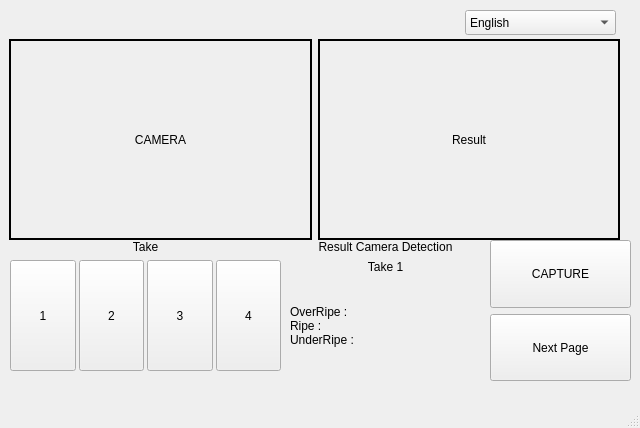
Above: code/egrekdigitalv2.ui from alldone03/SwtYL before the change. Below: the same form after it.
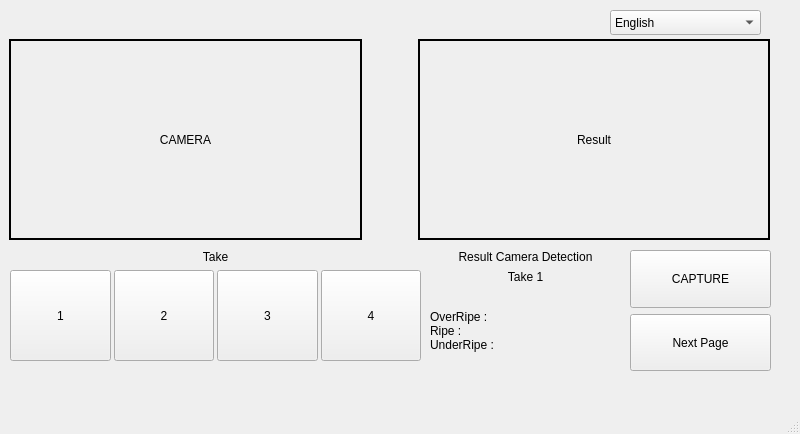
That is the form after the change.

Patch:
```diff
--- a/code/egrekdigitalv2.ui
+++ b/code/egrekdigitalv2.ui
@@ -6,8 +6,8 @@
    <rect>
     <x>0</x>
     <y>0</y>
-    <width>640</width>
-    <height>428</height>
+    <width>800</width>
+    <height>434</height>
    </rect>
   </property>
   <property name="windowTitle">
@@ -19,8 +19,8 @@
      <rect>
       <x>0</x>
       <y>0</y>
-      <width>631</width>
-      <height>441</height>
+      <width>791</width>
+      <height>386</height>
      </rect>
     </property>
     <property name="currentIndex">
@@ -31,9 +31,9 @@
       <property name="geometry">
        <rect>
         <x>10</x>
-        <y>240</y>
-        <width>271</width>
-        <height>131</height>
+        <y>250</y>
+        <width>411</width>
+        <height>111</height>
        </rect>
       </property>
       <layout class="QVBoxLayout" name="verticalLayout">
@@ -132,10 +132,10 @@
      <widget class="QWidget" name="verticalLayoutWidget_2">
       <property name="geometry">
        <rect>
-        <x>490</x>
-        <y>240</y>
+        <x>630</x>
+        <y>250</y>
         <width>141</width>
-        <height>141</height>
+        <height>121</height>
        </rect>
       </property>
       <layout class="QVBoxLayout" name="verticalLayout_2">
@@ -170,10 +170,10 @@
      <widget class="QWidget" name="verticalLayoutWidget_3">
       <property name="geometry">
        <rect>
-        <x>290</x>
-        <y>240</y>
+        <x>430</x>
+        <y>250</y>
         <width>191</width>
-        <height>131</height>
+        <height>121</height>
        </rect>
       </property>
       <layout class="QVBoxLayout" name="verticalLayout_3">
@@ -234,12 +234,12 @@
        <rect>
         <x>9</x>
         <y>39</y>
-        <width>611</width>
+        <width>761</width>
         <height>201</height>
        </rect>
       </property>
       <layout class="QGridLayout" name="gridLayout">
-       <item row="0" column="1">
+       <item row="0" column="2">
         <widget class="QLabel" name="disp_result">
          <property name="sizePolicy">
           <sizepolicy hsizetype="Preferred" vsizetype="Preferred">
@@ -277,12 +277,28 @@
          </property>
         </widget>
        </item>
+       <item row="0" column="1">
+        <spacer name="horizontalSpacer">
+         <property name="orientation">
+          <enum>Qt::Horizontal</enum>
+         </property>
+         <property name="sizeType">
+          <enum>QSizePolicy::Fixed</enum>
+         </property>
+         <property name="sizeHint" stdset="0">
+          <size>
+           <width>50</width>
+           <height>6</height>
+          </size>
+         </property>
+        </spacer>
+       </item>
       </layout>
      </widget>
      <widget class="QComboBox" name="select_language">
       <property name="geometry">
        <rect>
-        <x>465</x>
+        <x>610</x>
         <y>10</y>
         <width>151</width>
         <height>25</height>
```
Left out of the diff: 28 changed lines with no effect on the pictures.
